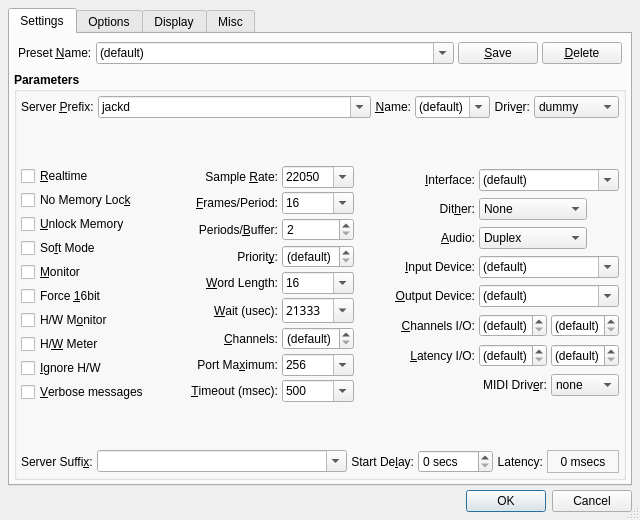
Qt form src/qjackctlSetupForm.ui (rncbc/qjackctl) before a commit.
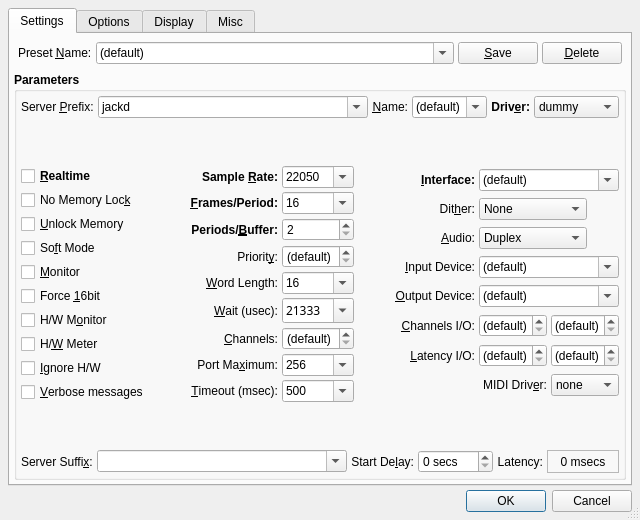
The same form after that commit. Icons and pictures are not drawn. Custom widgets are drawn as their Qt base class.

Commit message: - Setup/settings dialog tab still going into some layout changes.

Patch:
```diff
--- a/src/qjackctlSetupForm.ui
+++ b/src/qjackctlSetupForm.ui
@@ -255,7 +255,7 @@
              <widget class="QLabel" name="DriverTextLabel">
               <property name="font">
                <font>
-                <weight>50</weight>
+                <weight>70</weight>
                 <bold>true</bold>
                </font>
               </property>
@@ -366,7 +366,7 @@
              <widget class="QCheckBox" name="RealtimeCheckBox">
               <property name="font">
                <font>
-                <weight>50</weight>
+                <weight>70</weight>
                 <bold>true</bold>
                </font>
               </property>
@@ -568,7 +568,7 @@
              <widget class="QLabel" name="SampleRateTextLabel">
               <property name="font">
                <font>
-                <weight>50</weight>
+                <weight>70</weight>
                 <bold>true</bold>
                </font>
               </property>
@@ -647,7 +647,7 @@
              <widget class="QLabel" name="FramesTextLabel">
               <property name="font">
                <font>
-                <weight>50</weight>
+                <weight>70</weight>
                 <bold>true</bold>
                </font>
               </property>
@@ -730,7 +730,7 @@
              <widget class="QLabel" name="PeriodsTextLabel">
               <property name="font">
                <font>
-                <weight>50</weight>
+                <weight>70</weight>
                 <bold>true</bold>
                </font>
               </property>
@@ -1108,7 +1108,7 @@
              <widget class="QLabel" name="InterfaceTextLabel">
               <property name="font">
                <font>
-                <weight>50</weight>
+                <weight>70</weight>
                 <bold>true</bold>
                </font>
               </property>
```
The commit also changes 2 other files.
